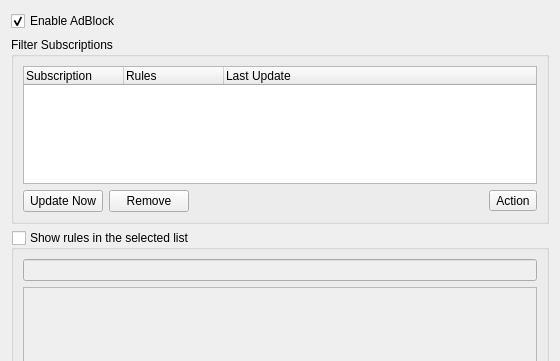
Old version of the form src/adblock/adblockdialog.ui in the repository IT-Space-2026/arktos; both pictures show x 0 to 560 and y 0 to 361 of the 560 by 640 pixel window.
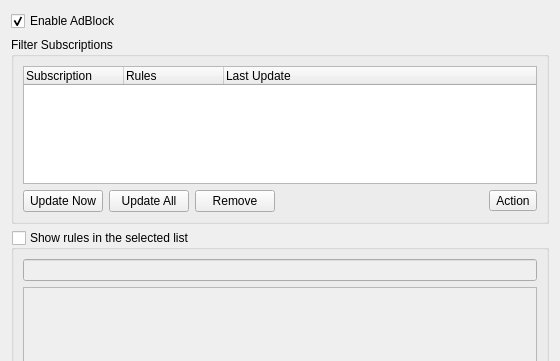
New version of the form. Custom widgets are drawn as their Qt base class.

Commit message:
adblock: add Update All button + menu action
Update Now only fetched the selected list.  New 'Update All' button
next to it + 'Update All Subscriptions' in the action menu refresh
every remote subscription in one gesture — same explicit-consent
grant as the single update.  Disabled when no remote list exists.

Generated with [Devin](https://devin.ai)

```diff
--- a/src/adblock/adblockdialog.ui
+++ b/src/adblock/adblockdialog.ui
@@ -88,6 +88,13 @@
              </property>
             </widget>
            </item>
+           <item>
+            <widget class="QPushButton" name="updateAllSubscriptionsButton">
+             <property name="text">
+              <string>Update All</string>
+             </property>
+            </widget>
+           </item>
            <item>
             <widget class="QPushButton" name="removeSubscriptionButton">
              <property name="text">
```
The commit also changes 2 other files.
